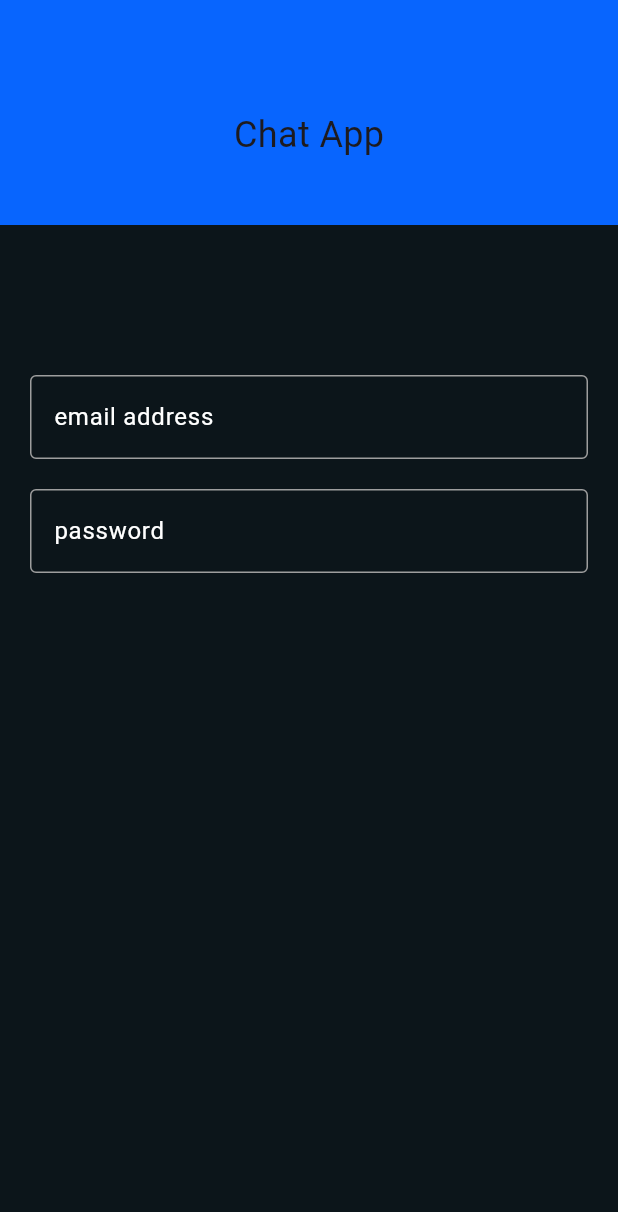
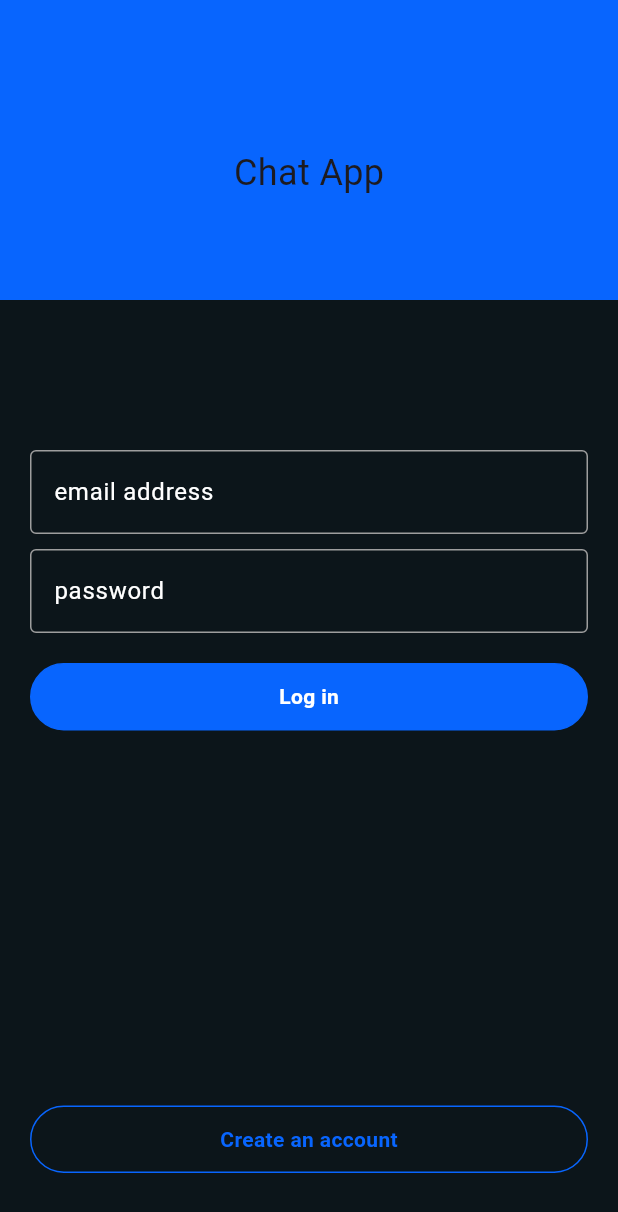
Before and after one commit to AbdelwahabEmad/chat_app, a Flutter app: the screen it shows after launch, on a phone screen of 412 x 824 dp. Shown: the top 1212 px of the screen. Run offline on Flutter 3.47's test engine with Material 3 defaults, Android fonts, the phone set to English and light mode, and no system bars.

Commit message:
build custom buttton

```diff
--- a/lib/pages/login_page.dart
+++ b/lib/pages/login_page.dart
@@ -1,3 +1,4 @@
+import 'package:chat_app/widgets/custom_button.dart';
 import 'package:chat_app/widgets/custom_text_field.dart';
 import 'package:flutter/material.dart';
 
@@ -11,7 +12,7 @@ class LoginPage extends StatelessWidget {
       body: Column(
         children: [
           Container(
-            height: 150,
+            height: 200,
             color: Color(0xFF0865FE),
             child: Padding(
               padding: const EdgeInsets.only(top: 30),
@@ -20,8 +21,12 @@ class LoginPage extends StatelessWidget {
           ),
           SizedBox(height: 100,),
           CustomTextField(hintText: 'email address',),
+          SizedBox(height: 10,),
+          CustomTextField(hintText: 'password',),
           SizedBox(height: 20,),
-          CustomTextField(hintText: 'password',),
+          CustomButton(text: 'Log in', boxColor: Color(0xFF0865FE), textColor: Colors.white,),
+          SizedBox(height: 250,),
+          CustomButton(text: 'Create an account', boxColor: Color(0xFF0C151A), textColor: Color(0xFF0865FE),),
         ],
       ),
      );
--- /dev/null
+++ b/lib/widgets/custom_button.dart
@@ -0,0 +1,36 @@
+import 'package:flutter/material.dart';
+
+class CustomButton extends StatelessWidget {
+  CustomButton({super.key, required this.text, required this.boxColor, required this.textColor});
+
+  final String text;
+  final Color boxColor;
+  final Color textColor;
+  @override
+  Widget build(BuildContext context) {
+    return GestureDetector(
+      onTap: () {},
+      child: Padding(
+        padding: const EdgeInsets.symmetric(horizontal: 20),
+        child: Container(
+          decoration: BoxDecoration(
+            color: boxColor,
+            borderRadius: BorderRadius.circular(50),
+            border: Border.all(color: Color(0xFF0865FE)),
+          ),
+          width: double.infinity,
+          height: 45,
+          child: Center(
+            child: Text(
+              text,
+              style: TextStyle(
+                color: textColor,
+                fontWeight: FontWeight.bold,
+              ),
+            ),
+          ),
+        ),
+      ),
+    );
+  }
+}
```
